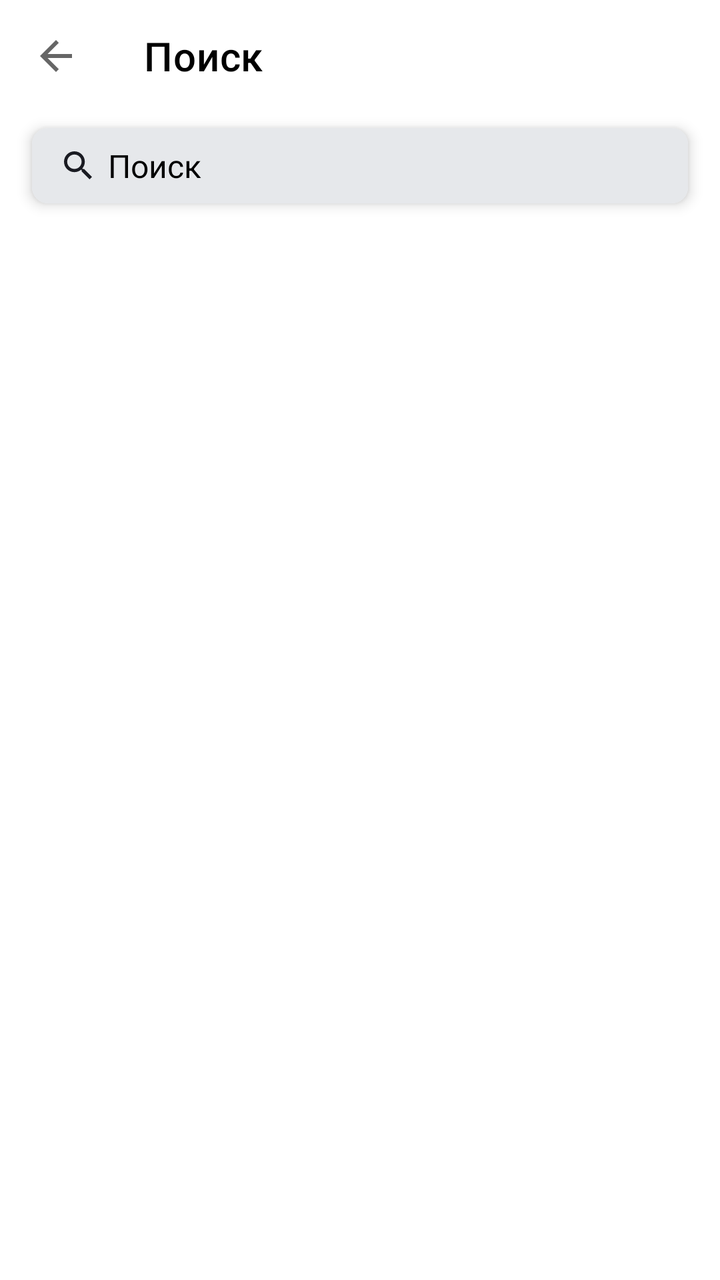
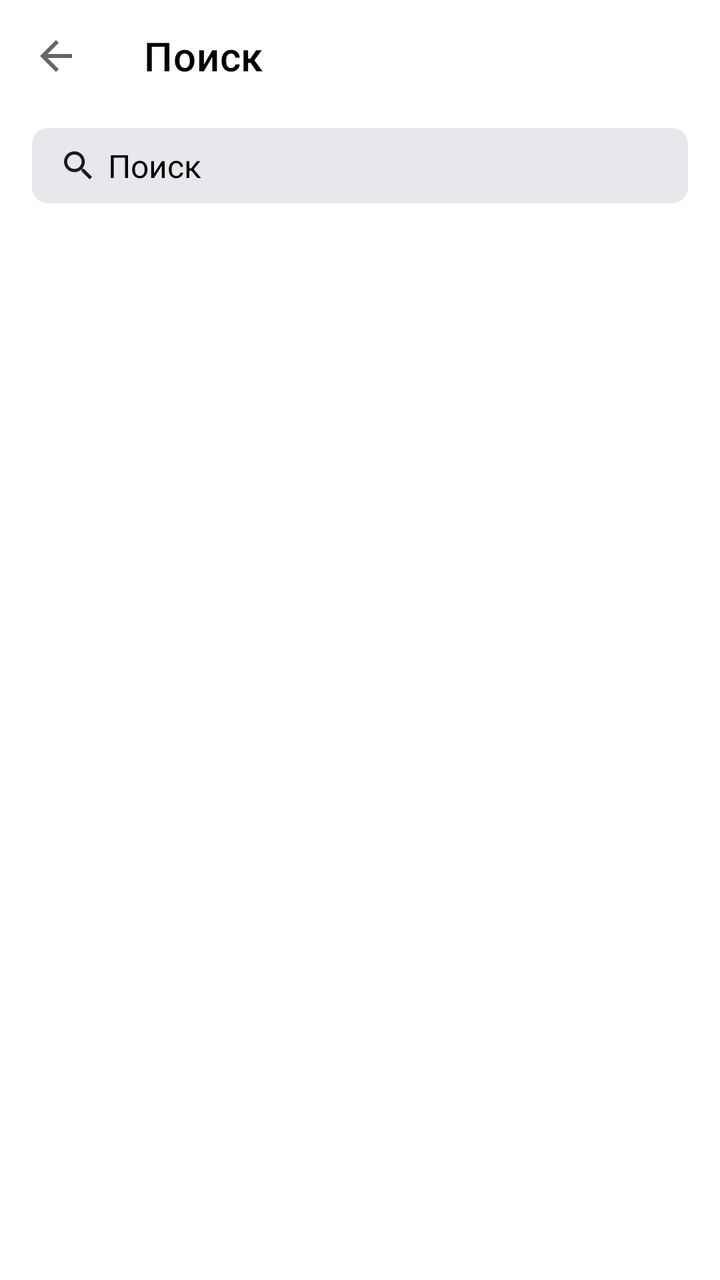

Compare the two renders of this Android layout. The source of the first and the diff that turns it into the second are given below.
<!-- AndroidManifest.xml: application theme Base.Theme.PlaiListMaker -->
<!-- res/layout/activity_search.xml -->
<?xml version="1.0" encoding="utf-8"?>
<LinearLayout
    xmlns:android="http://schemas.android.com/apk/res/android"
    xmlns:app="http://schemas.android.com/apk/res-auto"
    xmlns:tools="http://schemas.android.com/tools"
    android:layout_width="match_parent"
    android:layout_height="match_parent"
    android:orientation="vertical"
    android:fitsSystemWindows="true">


    <com.google.android.material.appbar.MaterialToolbar
        android:id="@+id/topToolbar"
        android:layout_width="match_parent"
        android:layout_height="?attr/actionBarSize"
        android:background="?attr/colorSurface"
        app:contentInsetEnd="16dp"
        app:contentInsetStart="16dp"
        app:navigationIcon="?attr/homeAsUpIndicator"
        app:title="@string/search_title"
        app:titleTextColor="?attr/colorOnSurface" />


    <androidx.cardview.widget.CardView
        android:layout_width="match_parent"
        android:layout_height="wrap_content"
        android:layout_marginStart="@dimen/text_body_16"
        android:layout_marginTop="@dimen/text_body_8"
        android:layout_marginEnd="@dimen/text_body_16"
        android:layout_marginBottom="@dimen/text_body_8"
        app:cardBackgroundColor="@color/dark2"
        app:cardCornerRadius="8dp"
        app:cardElevation="4dp">


        <FrameLayout
            android:layout_width="match_parent"
            android:layout_height="wrap_content"
            android:background="@color/search_field_background"
            android:padding="8dp">

            <EditText
                android:id="@+id/search_query"
                android:layout_width="match_parent"
                android:layout_height="wrap_content"
                android:layout_marginEnd="48dp"
                android:background="@android:color/transparent"
                android:drawableStart="@drawable/vector"
                android:drawablePadding="8dp"
                android:gravity="center_vertical"
                android:hint="@string/search_hint"
                android:imeOptions="actionSearch"
                android:inputType="text"
                android:maxLines="1"
                android:paddingStart="8dp"
                android:paddingEnd="8dp"
                android:textColor="@color/search_content_color"
                android:textColorHint="@android:color/black"
                android:textSize="16sp"
                tools:ignore="TouchTargetSizeCheck" />

            <ImageButton
                android:id="@+id/clear_button"
                android:layout_width="12dp"
                android:layout_height="12dp"
                android:layout_gravity="end|center_vertical"
                android:background="?attr/selectableItemBackgroundBorderless"
                android:contentDescription="@string/clear_search"
                android:src="@drawable/ic_close"
                android:visibility="gone"
                app:tint="@color/search_content_color" />
        </FrameLayout>
    </androidx.cardview.widget.CardView>
</LinearLayout>
<!-- resources referenced by this layout -->
<resources>
  <color name="dark2">#ffffff</color>
  <color name="search_content_color">#000000</color>
  <color name="search_field_background">#E6E8EB</color>
  <dimen name="text_body_16">16sp</dimen>
  <dimen name="text_body_8">8sp</dimen>
  <!-- drawable ic_close (drawable) -->
  <vector xmlns:android="http://schemas.android.com/apk/res/android"
      android:width="24dp"
      android:height="24dp"
      android:viewportWidth="24"
      android:viewportHeight="24">
      <path
          android:fillColor="?attr/colorControlNormal"
          android:pathData="M19,6.41L17.59,5 12,10.59 6.41,5 5,6.41 10.59,12 5,17.59 6.41,19 12,13.41 17.59,19 19,17.59 13.41,12z" />
  </vector>
  <!-- drawable vector (drawable) -->
  <vector xmlns:android="http://schemas.android.com/apk/res/android"
      android:width="14dp"
      android:height="14dp"
      android:viewportWidth="14"
      android:viewportHeight="14">
    <path
        android:pathData="M10.006,8.805H9.373L9.149,8.589C9.934,7.676 10.406,6.492 10.406,5.203C10.406,2.329 8.077,0 5.203,0C2.329,0 0,2.329 0,5.203C0,8.077 2.329,10.406 5.203,10.406C6.492,10.406 7.676,9.934 8.589,9.149L8.805,9.373V10.006L12.807,14L14,12.807L10.006,8.805ZM5.203,8.805C3.21,8.805 1.601,7.196 1.601,5.203C1.601,3.21 3.21,1.601 5.203,1.601C7.196,1.601 8.805,3.21 8.805,5.203C8.805,7.196 7.196,8.805 5.203,8.805Z"
        android:fillColor="#1A1B22"/>
  </vector>
  <string name="clear_search">Очистить поиск</string>
  <string name="search_hint">Поиск</string>
  <string name="search_title">Поиск</string>
  <style name="Base.Theme.PlaiListMaker" parent="Theme.MaterialComponents.DayNight.NoActionBar">
  
          
  
  
          <item name="android:windowBackground">@color/bg_surface</item>
  
          <item name="colorSurface">@color/bg_surface</item>
  
          <item name="colorOnSurface">@color/text_primary</item>
  
          <item name="colorOnPrimary">@color/text_primary</item>
  
          <item name="colorPrimary">@color/figma_sinii2</item>
  
  
      </style>
  <color name="bg_surface">#FFFFFF</color>
  <color name="text_primary">#000000</color>
  <color name="figma_sinii2">#3772E7</color>
</resources>

<!-- the commit's change to res/layout/activity_search.xml (unified diff, before → after) -->
@@ -30,7 +30,9 @@
         android:layout_marginBottom="@dimen/text_body_8"
         app:cardBackgroundColor="@color/dark2"
         app:cardCornerRadius="8dp"
-        app:cardElevation="4dp">
+        app:cardElevation="0dp">
+
+
 
 
         <FrameLayout
@@ -71,4 +73,13 @@
                 app:tint="@color/search_content_color" />
         </FrameLayout>
     </androidx.cardview.widget.CardView>
+
+
+    <androidx.recyclerview.widget.RecyclerView
+        android:id="@+id/recyclerView"
+        android:layout_width="match_parent"
+        android:layout_height="0dp"
+        android:layout_weight="1"
+        android:clipToPadding="false"
+        android:paddingBottom="8dp" />
 </LinearLayout>
<!-- resource entries referenced after the edit -->
@@ -30,7 +30,7 @@
   <string name="search_title">Поиск</string>
   <style name="Base.Theme.PlaiListMaker" parent="Theme.MaterialComponents.DayNight.NoActionBar">
   
-          
+  
   
   
           <item name="android:windowBackground">@color/bg_surface</item>
@@ -43,10 +43,13 @@
   
           <item name="colorPrimary">@color/figma_sinii2</item>
   
+          <item name="colorOnSurfaceVariant">@color/colorOnSurfaceVariant</item>
+  
   
       </style>
   <color name="bg_surface">#FFFFFF</color>
   <color name="text_primary">#000000</color>
   <color name="figma_sinii2">#3772E7</color>
+  <color name="colorOnSurfaceVariant">#aeafb4</color>
 </resources>
 
